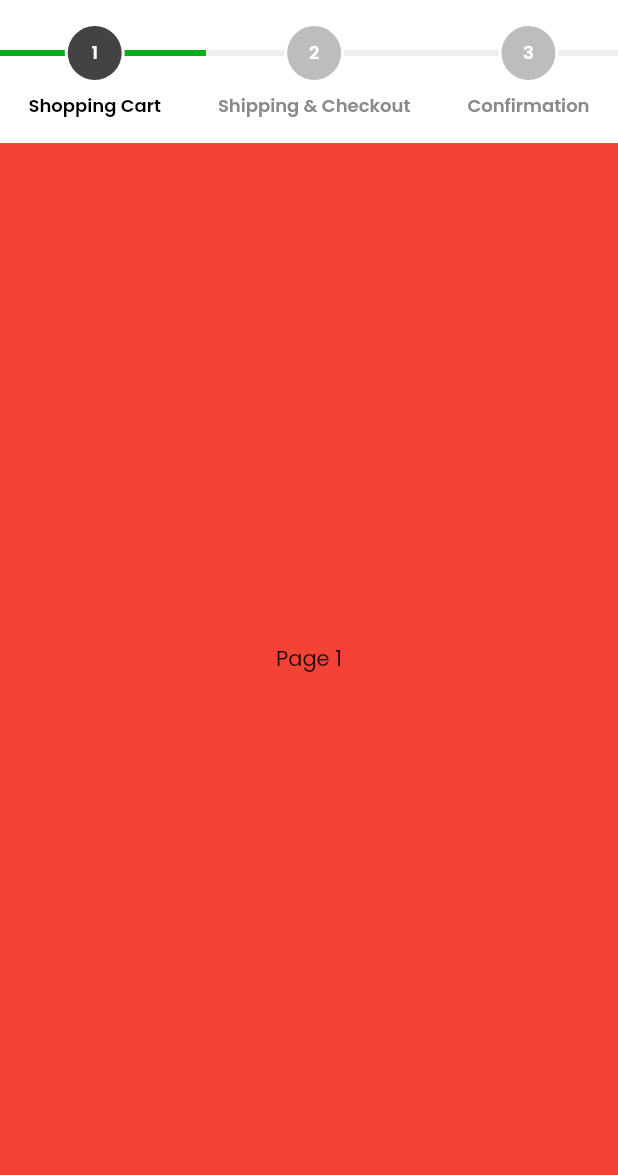
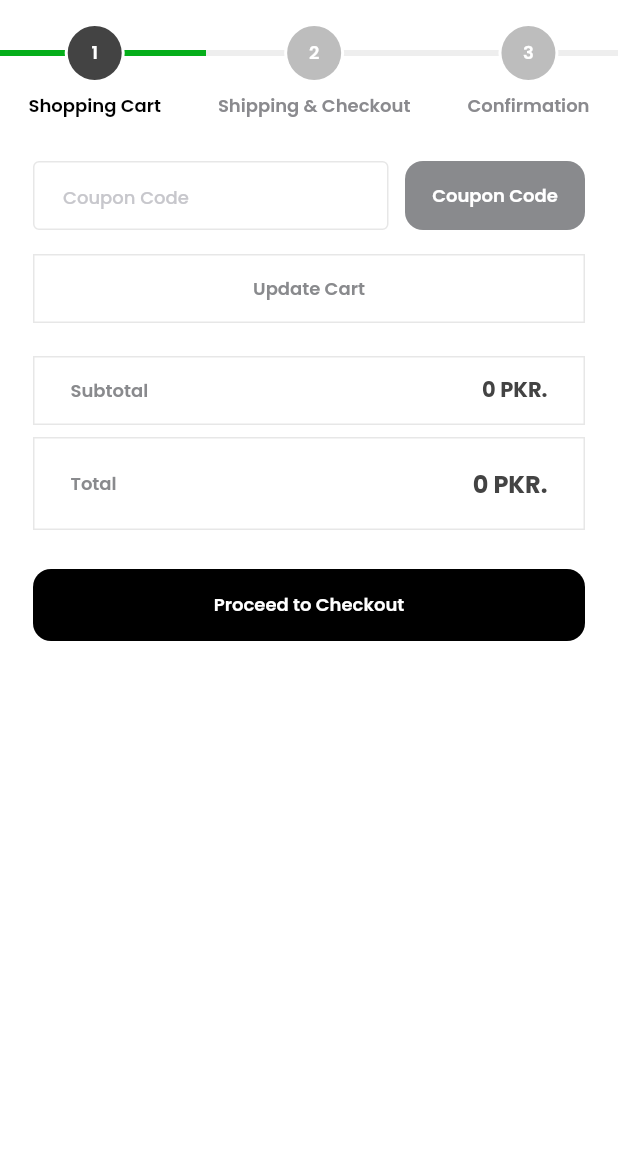
Before and after one commit to iahmadamin/fusionpower, a Flutter app: the CartPage screen opened directly, on a phone screen of 412 x 824 dp, the part 61-1236 px from its top. Run offline on Flutter 3.47's test engine with Material 2 defaults, Android fonts, the phone set to English and light mode, and no system bars; our stand-ins replace flutter_svg, get; project files that could hold a hidden picture were left out.

Commit message:
working on cart

```diff
--- a/lib/controllers/cart_controller.dart
+++ b/lib/controllers/cart_controller.dart
@@ -5,6 +5,14 @@ class CartController extends GetxController {
   final List<Product> _cart = [];
   List<Product> get cart => _cart;
   var currentStep = 1;
+  int totalPrice = 0;
+  int subTotalPrice = 0;
+  int discount = 0;
+
+  void resetcurrentStep() {
+    currentStep = 1;
+    update();
+  }
 
   void incrementcurrentStep() {
     if (currentStep < 3) {
@@ -23,6 +31,7 @@ class CartController extends GetxController {
   void addProduct(Product product) {
     if (cart.length < 9) {
       cart.add(product);
+      calculateSubtotal();
       update();
     }
   }
@@ -30,7 +39,20 @@ class CartController extends GetxController {
   void removeItem(Product product) {
     if (cart.length > 1) {
       cart.remove(product);
+      calculateSubtotal();
       update();
     }
   }
+
+  void calculateSubtotal() {
+    subTotalPrice = 0;
+    cart.forEach((element) {
+      subTotalPrice += element.price;
+    });
+    calculateTotal();
+  }
+
+  void calculateTotal() {
+    totalPrice = subTotalPrice - discount;
+  }
 }
--- a/lib/main.dart
+++ b/lib/main.dart
@@ -1,5 +1,5 @@
 import 'package:flutter/material.dart';
-import 'package:fusionpower/view/pages/Splash/splash_page.dart';
+import 'package:fusionpower/view/pages/Home/home_page.dart';
 import 'package:get/get.dart';
 
 void main() {
@@ -14,7 +14,7 @@ class MyApp extends StatelessWidget {
     return GetMaterialApp(
       debugShowCheckedModeBanner: false,
       theme: ThemeData(fontFamily: 'Poppins'),
-      home: const SplashPage(),
+      home: const HomePage(),
     );
   }
 }
--- a/lib/view/pages/Cart/cart_page.dart
+++ b/lib/view/pages/Cart/cart_page.dart
@@ -1,19 +1,20 @@
 import 'package:flutter/material.dart';
 import 'package:fusionpower/constant/colors.dart';
 import 'package:fusionpower/controllers/cart_controller.dart';
+import 'package:fusionpower/view/pages/Cart/components/cart.dart';
 import 'package:fusionpower/view/pages/Cart/widgets/stepper.dart';
 import 'package:get/get.dart';
 
-class CartPage extends StatelessWidget {
+class CartPage extends StatefulWidget {
   CartPage({Key? key}) : super(key: key);
 
+  @override
+  State<CartPage> createState() => _CartPageState();
+}
+
+class _CartPageState extends State<CartPage> {
   final List<Widget> cartPages = [
-    Scaffold(
-      backgroundColor: Colors.red,
-      body: Center(
-        child: Text('Page 1'),
-      ),
-    ),
+    Cart(),
     Scaffold(
       backgroundColor: Colors.green,
       body: Center(
@@ -27,6 +28,11 @@ class CartPage extends StatelessWidget {
       ),
     )
   ];
+
+  @override
+  void initState() {
+    super.initState();
+  }
 
   @override
   Widget build(BuildContext context) {
--- /dev/null
+++ b/lib/view/pages/Cart/components/cart.dart
@@ -0,0 +1,221 @@
+import 'package:flutter/material.dart';
+import 'package:fusionpower/constant/colors.dart';
+import 'package:fusionpower/controllers/cart_controller.dart';
+import 'package:fusionpower/view/widgets/c_button.dart';
+import 'package:get/get.dart';
+
+class Cart extends StatefulWidget {
+  const Cart({Key? key}) : super(key: key);
+
+  @override
+  State<Cart> createState() => _CartState();
+}
+
+class _CartState extends State<Cart> {
+  @override
+  Widget build(BuildContext context) {
+    return Scaffold(
+      backgroundColor: backgroundColor,
+      body: Padding(
+        padding: const EdgeInsets.symmetric(horizontal: 22),
+        child: GetBuilder<CartController>(
+          builder: (controller) {
+            return SingleChildScrollView(
+              child: Column(children: [
+                for (var i = 0; i < controller.cart.length; i++)
+                  _CartItem(
+                    name: controller.cart[i].title,
+                    imgPath: controller.cart[i].imagePath,
+                    price: controller.cart[i].price,
+                    onTap: () {
+                      controller.removeItem(controller.cart[i]);
+                    },
+                  ),
+                const SizedBox(
+                  height: 12,
+                ),
+                Row(
+                  children: [
+                    Expanded(
+                      child: TextField(
+                        cursorColor: greyDark,
+                        decoration: InputDecoration(
+                          isDense: true,
+                          contentPadding: const EdgeInsets.symmetric(
+                              horizontal: 20, vertical: 12),
+                          hintText: "Coupon Code",
+                          hintStyle: TextStyle(
+                            fontSize: 12,
+                            color: Color(0xFFC7C7CC),
+                            fontWeight: FontWeight.w500,
+                          ),
+                          enabledBorder: OutlineInputBorder(
+                            borderSide: BorderSide(color: Color(0xFFE7E7E7)),
+                          ),
+                          focusedBorder: OutlineInputBorder(
+                            borderSide: BorderSide(color: Color(0xFFE7E7E7)),
+                          ),
+                        ),
+                      ),
+                    ),
+                    const SizedBox(width: 11),
+                    CButton(
+                      label: "Coupon Code",
+                      onTap: () {},
+                      color: Color(0xFF898A8D),
+                      borderRadius: 12,
+                      height: 46,
+                      width: 120,
+                      fontSize: 12,
+                    ),
+                  ],
+                ),
+                const SizedBox(
+                  height: 16,
+                ),
+                GestureDetector(
+                  onTap: () {},
+                  child: Container(
+                    height: 46,
+                    decoration: BoxDecoration(
+                        border: Border.all(color: Color(0xFFE7E7E7))),
+                    child: Center(
+                        child: Text(
+                      "Update Cart",
+                      style: TextStyle(
+                          fontSize: 12,
+                          color: Color(0xFF898A8D),
+                          fontWeight: FontWeight.w600),
+                    )),
+                  ),
+                ),
+                const SizedBox(
+                  height: 22,
+                ),
+                Container(
+                  height: 46,
+                  padding: const EdgeInsets.symmetric(horizontal: 24),
+                  decoration: BoxDecoration(
+                      border: Border.all(color: Color(0xFFE7E7E7))),
+                  child: Row(children: [
+                    Text(
+                      "Subtotal",
+                      style: TextStyle(
+                          fontSize: 12,
+                          color: Color(0xFF898A8D),
+                          fontWeight: FontWeight.w600),
+                    ),
+                    const Spacer(),
+                    Text(
+                      "${controller.subTotalPrice} PKR.",
+                      style: TextStyle(
+                          fontSize: 14,
+                          color: Color(0xFF434343),
+                          fontWeight: FontWeight.w700),
+                    )
+                  ]),
+                ),
+                const SizedBox(
+                  height: 8,
+                ),
+                Container(
+                  height: 62,
+                  padding: const EdgeInsets.symmetric(horizontal: 24),
+                  decoration: BoxDecoration(
+                      border: Border.all(color: Color(0xFFE7E7E7))),
+                  child: Row(children: [
+                    Text(
+                      "Total",
+                      style: TextStyle(
+                          fontSize: 12,
+                          color: Color(0xFF898A8D),
+                          fontWeight: FontWeight.w600),
+                    ),
+                    const Spacer(),
+                    Text(
+                      "${controller.totalPrice} PKR.",
+                      style: TextStyle(
+                          fontSize: 16,
+                          color: Color(0xFF434343),
+                          fontWeight: FontWeight.w700),
+                    )
+                  ]),
+                ),
+                const SizedBox(
+                  height: 26,
+                ),
+                CButton(
+                  label: "Proceed to Checkout",
+                  onTap: () {},
+                  fontSize: 12,
+                  borderRadius: 12,
+                ),
+                const SizedBox(
+                  height: 32,
+                ),
+              ]),
+            );
+          },
+        ),
+      ),
+    );
+  }
+}
+
+class _CartItem extends StatelessWidget {
+  const _CartItem({
+    Key? key,
+    required this.name,
+    required this.price,
+    required this.imgPath,
+    required this.onTap,
+  }) : super(key: key);
+
+  final String name;
+  final int price;
+  final String imgPath;
+  final VoidCallback onTap;
+
+  @override
+  Widget build(BuildContext context) {
+    return Container(
+      height: 40,
+      width: Get.width,
+      margin: const EdgeInsets.fromLTRB(4, 8, 8, 6),
+      child: Row(
+        children: [
+          GestureDetector(
+            onTap: onTap,
+            child: Text(
+              'X',
+              style: TextStyle(fontWeight: FontWeight.w500),
+            ),
+          ),
+          const SizedBox(width: 12),
+          CircleAvatar(
+            radius: 20,
+            backgroundImage: AssetImage(imgPath),
+          ),
+          const SizedBox(width: 8),
+          Text(
+            name,
+            style: TextStyle(
+                color: Color(0xFF434343),
+                fontSize: 12,
+                letterSpacing: 0.38,
+                fontWeight: FontWeight.w500),
+          ),
+          const Spacer(),
+          Text(
+            price.toString(),
+            style: TextStyle(
+              fontWeight: FontWeight.w700,
+              fontSize: 14,
+              letterSpacing: 0.38,
+            ),
+          )
+        ],
+      ),
+    );
+  }
+}
--- a/lib/view/pages/Home/widgets/appbar.dart
+++ b/lib/view/pages/Home/widgets/appbar.dart
@@ -26,6 +26,8 @@ class HomeAppBar extends StatelessWidget implements PreferredSizeWidget {
           const SizedBox(width: 16),
           GestureDetector(
             onTap: () {
+              final CartController cartController = Get.find();
+              cartController.resetcurrentStep();
               Get.to(() => CartPage());
             },
             child: SizedBox(
```
